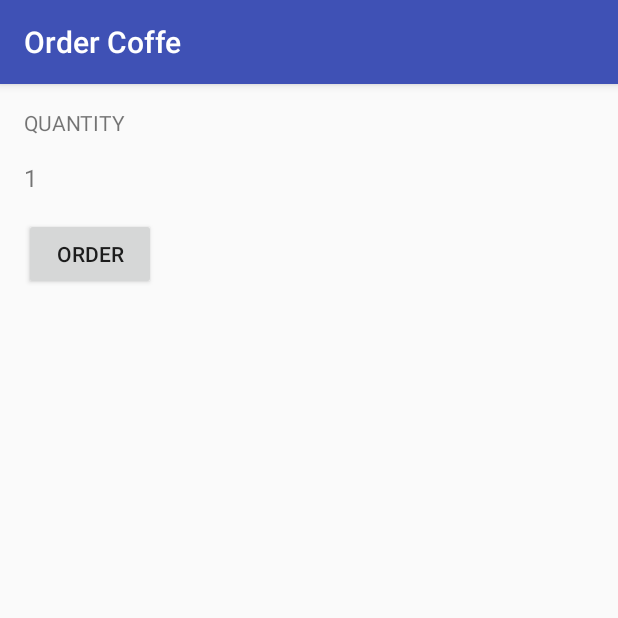
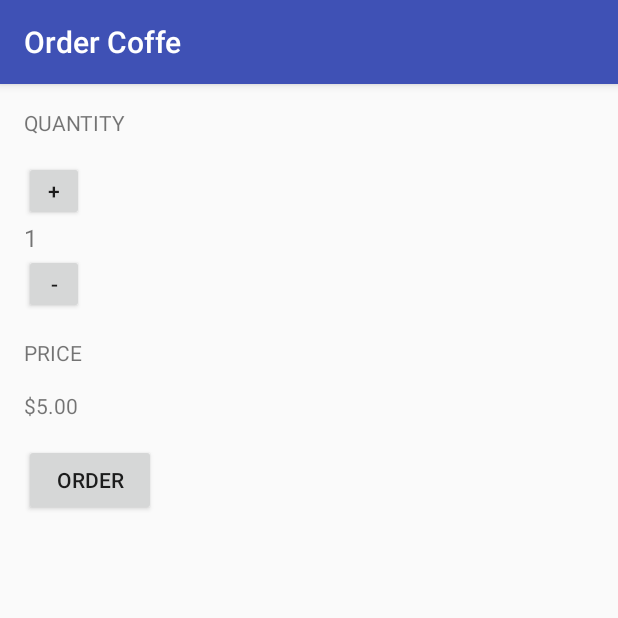
Before and after one commit to ahtaufiiq/Portfolio-Android, an Android app: the screen it shows after launch (MainActivity), on a phone screen of 412 x 824 dp, the top half of it. Run offline under Robolectric (Android 15) with nearby library versions, the light colour scheme and no system bars.

Commit message:
Final Making an App Interactive Part 1

```diff
--- a/Udacity Course/Basics User Interfaces/OrderCoffe/app/src/main/java/ataufiq/com/ordercoffe/MainActivity.java
+++ b/Udacity Course/Basics User Interfaces/OrderCoffe/app/src/main/java/ataufiq/com/ordercoffe/MainActivity.java
@@ -2,12 +2,53 @@ package ataufiq.com.ordercoffe;
 
 import android.support.v7.app.AppCompatActivity;
 import android.os.Bundle;
+import android.util.Log;
+import android.view.View;
+import android.widget.Button;
+import android.widget.TextView;
+
+import java.text.NumberFormat;
 
 public class MainActivity extends AppCompatActivity {
+    TextView quantityTxt,priceTxt;
+    Button orderBtn;
+    int quantity=1,price=1;
 
     @Override
     protected void onCreate(Bundle savedInstanceState) {
         super.onCreate(savedInstanceState);
         setContentView(R.layout.activity_main);
+
+        quantityTxt = findViewById(R.id.quantity_txt);
+        priceTxt    = findViewById(R.id.price_txt);
+        orderBtn    = findViewById(R.id.order_btn);
+
+
+
+    }
+
+    public void display(int number){
+        //Set text only get string so we must change int to string
+        quantityTxt.setText(String.valueOf(number));
+    }
+
+    public void displayPrice(int number){
+        priceTxt.setText(NumberFormat.getCurrencyInstance().format(number));
+    }
+
+
+    public void increment(View v){
+        quantity++;
+        display(quantity);
+    }
+
+    public void decrement(View v){
+        quantity--;
+        display(quantity);
+    }
+
+    public void orderButton(View v){
+        price=quantity*5;
+        displayPrice(price);
     }
 }
--- a/Udacity Course/Basics User Interfaces/OrderCoffe/app/src/main/res/layout/activity_main.xml
+++ b/Udacity Course/Basics User Interfaces/OrderCoffe/app/src/main/res/layout/activity_main.xml
@@ -12,24 +12,46 @@
         android:layout_width="wrap_content"
         android:layout_height="wrap_content"
         android:text="@string/label_quantity"
-        app:layout_constraintBottom_toBottomOf="parent"
-        app:layout_constraintLeft_toLeftOf="parent"
-        app:layout_constraintRight_toRightOf="parent"
-        app:layout_constraintTop_toTopOf="parent" />
+        android:textAllCaps="true"/>
 
+    <Button
+        android:layout_width="40dp"
+        android:layout_height="40dp"
+        android:layout_marginTop="16dp"
+        android:text="+"
+        android:onClick="increment"/>
     <TextView
         android:id="@+id/quantity_txt"
         android:layout_width="match_parent"
         android:layout_height="wrap_content"
-        android:layout_marginTop="16dp"
         android:textSize="16sp"
         android:text="@string/quantity" />
+    <Button
+        android:layout_width="40dp"
+        android:layout_height="40dp"
+        android:text="-"
+        android:onClick="decrement"/>
 
-    <Button
-        android:id="@+id/button"
+    <TextView
         android:layout_width="wrap_content"
         android:layout_height="wrap_content"
         android:layout_marginTop="16dp"
+        android:text="Price"
+        android:textAllCaps="true"/>
+    <TextView
+        android:id="@+id/price_txt"
+        android:layout_width="wrap_content"
+        android:layout_height="wrap_content"
+        android:layout_marginTop="16dp"
+        android:text="$5.00"
+        />
+
+    <Button
+        android:id="@+id/order_btn"
+        android:layout_width="wrap_content"
+        android:layout_height="wrap_content"
+        android:layout_marginTop="16dp"
+        android:onClick="orderButton"
         android:text="@string/order_btn" />
 
 </LinearLayout>
--- a/Udacity Course/Basics User Interfaces/OrderCoffe/app/src/main/res/values/strings.xml
+++ b/Udacity Course/Basics User Interfaces/OrderCoffe/app/src/main/res/values/strings.xml
@@ -1,6 +1,6 @@
 <resources>
     <string name="app_name">Order Coffe</string>
-    <string name="label_quantity">QUANTITY</string>
+    <string name="label_quantity">Quantity</string>
     <string name="quantity">1</string>
     <string name="order_btn">ORDER</string>
 </resources>
```
